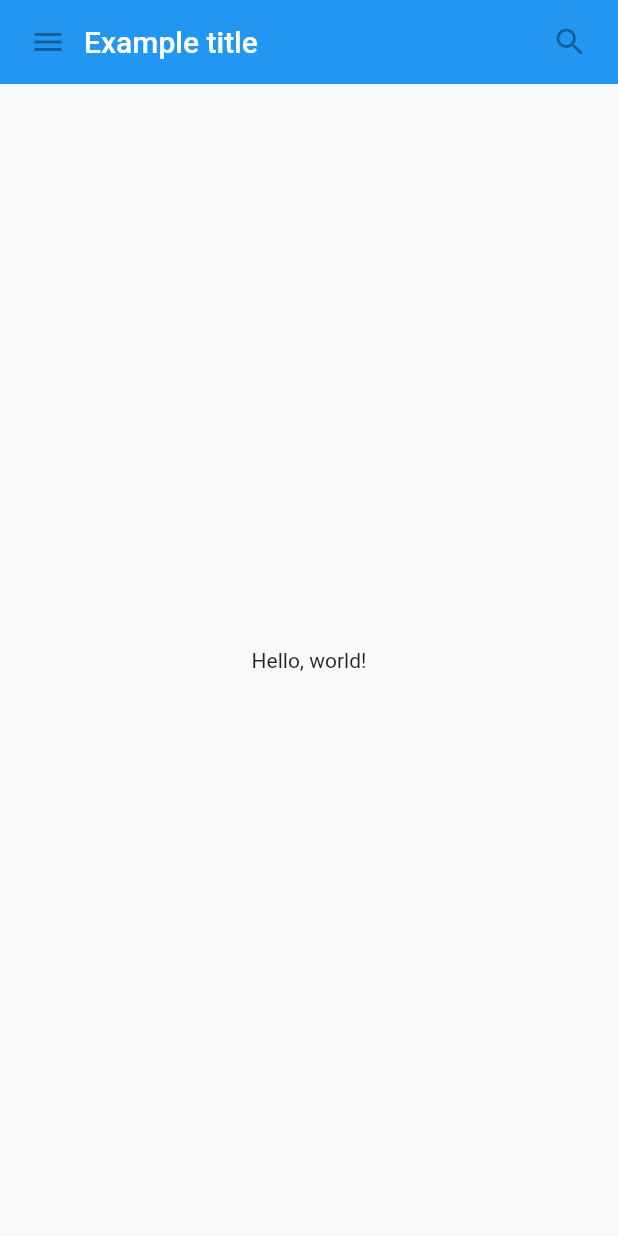
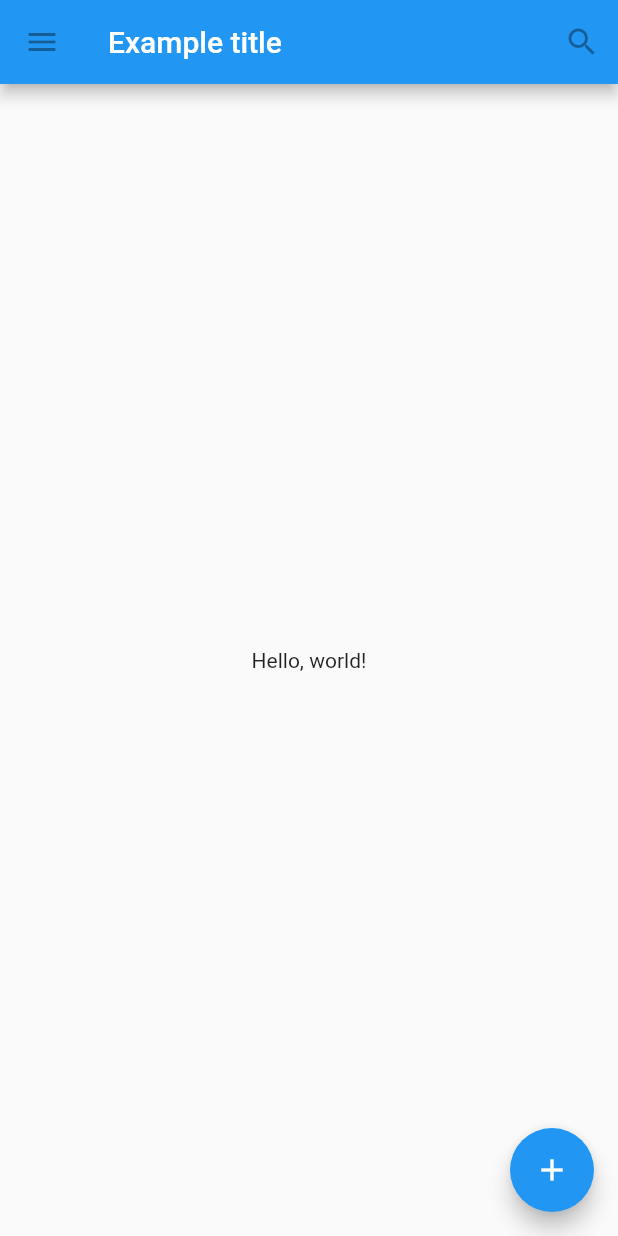
Before and after one commit to Uttam-Sarkar/Flutter_calculatorApps, a Flutter app: the screen it shows after launch, on a phone screen of 412 x 824 dp. Run offline on Flutter 3.47's test engine with Material 2 defaults, Android fonts, the phone set to English and light mode, and no system bars.

Commit message:
Create Add button

```diff
--- a/lib/main.dart
+++ b/lib/main.dart
@@ -1,79 +1,46 @@
 import 'package:flutter/material.dart';
 
-class MyAppBar extends StatelessWidget {
-  const MyAppBar({required this.title, super.key});
+void main() {
+  runApp(
+    const MaterialApp(
+      title: 'Flutter Tutorial',
+      home: TutorialHome(),
+    ),
+  );
+}
 
-  // Fields in a Widget subclass are always marked "final".
-
-  final Widget title;
+class TutorialHome extends StatelessWidget {
+  const TutorialHome({super.key});
 
   @override
   Widget build(BuildContext context) {
-    return Container(
-      height: 56, // in logical pixels
-      padding: const EdgeInsets.symmetric(horizontal: 8),
-      decoration: BoxDecoration(color: Colors.blue[500]),
-      // Row is a horizontal, linear layout.
-      child: Row(
-        children: [
-          const IconButton(
-            icon: Icon(Icons.menu),
-            tooltip: 'Navigation menu',
-            onPressed: null, // null disables the button
-          ),
-          // Expanded expands its child
-          // to fill the available space.
-          Expanded(
-            child: title,
-          ),
-          const IconButton(
+    // Scaffold is a layout for
+    // the major Material Components.
+    return Scaffold(
+      appBar: AppBar(
+        leading: const IconButton(
+          icon: Icon(Icons.menu),
+          tooltip: 'Navigation menu',
+          onPressed: null,
+        ),
+        title: const Text('Example title'),
+        actions: const [
+          IconButton(
             icon: Icon(Icons.search),
             tooltip: 'Search',
             onPressed: null,
           ),
         ],
       ),
-    );
-  }
-}
-
-class MyScaffold extends StatelessWidget {
-  const MyScaffold({super.key});
-
-  @override
-  Widget build(BuildContext context) {
-    // Material is a conceptual piece
-    // of paper on which the UI appears.
-    return Material(
-      // Column is a vertical, linear layout.
-      child: Column(
-        children: [
-          MyAppBar(
-            title: Text(
-              'Example title',
-              style: Theme.of(context) //
-                  .primaryTextTheme
-                  .titleLarge,
-            ),
-          ),
-          const Expanded(
-            child: Center(
-              child: Text('Hello, world!'),
-            ),
-          ),
-        ],
+      // body is the majority of the screen.
+      body: const Center(
+        child: Text('Hello, world!'),
+      ),
+      floatingActionButton: const FloatingActionButton(
+        tooltip: 'Add', // used by assistive technologies
+        onPressed: null,
+        child: Icon(Icons.add),
       ),
     );
   }
 }
-
-void main() {
-  runApp(
-    const MaterialApp(
-      title: 'My app', // used by the OS task switcher
-      home: SafeArea(
-        child: MyScaffold(),
-      ),
-    ),
-  );
-}
```
